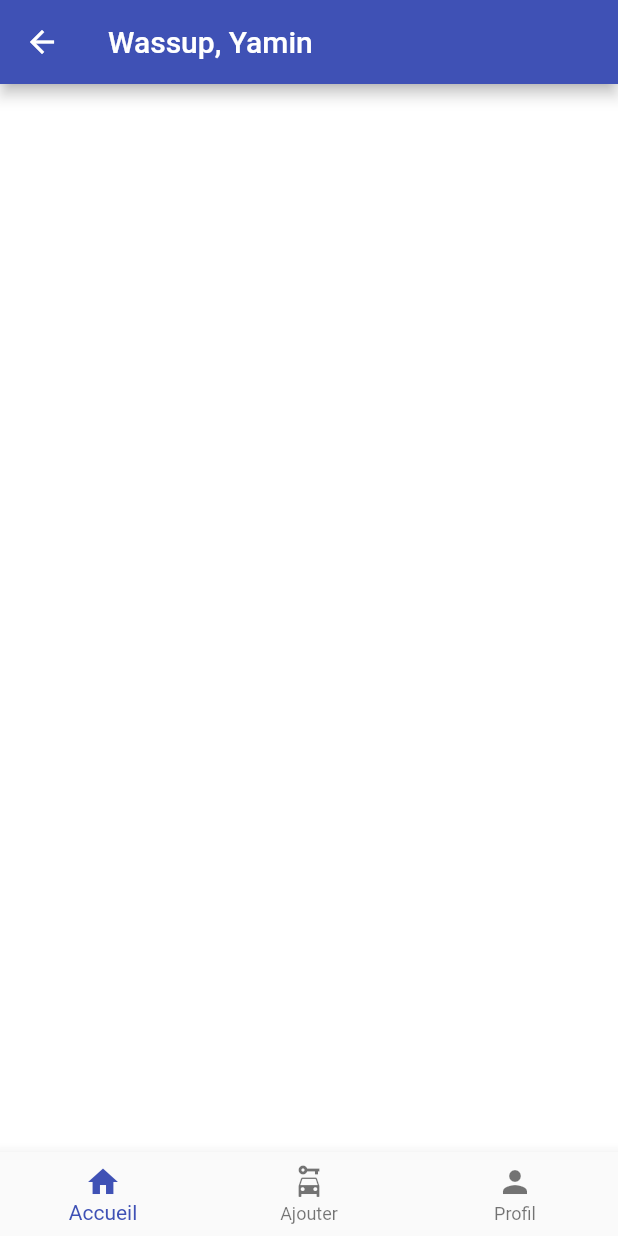
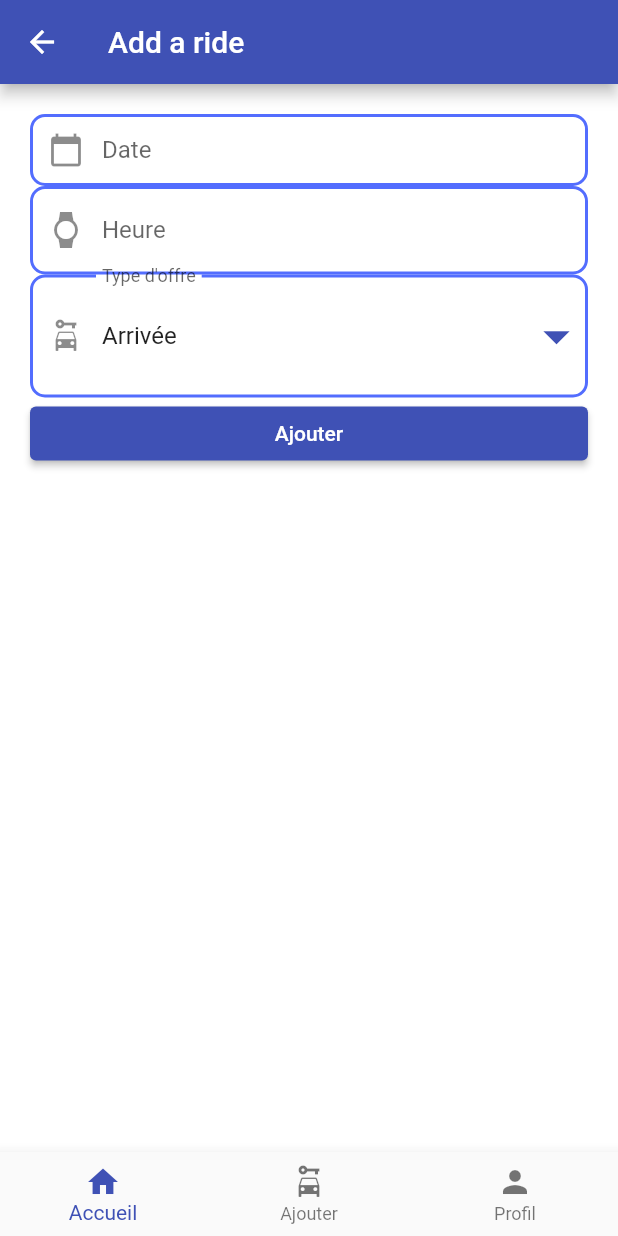
Before and after one commit to AmmarSultan1443/flutter_covoiturage, a Flutter app: the Ajout screen opened directly, on a phone screen of 412 x 824 dp. Run offline on Flutter 3.47's test engine with Material 2 defaults, Android fonts, the phone set to English and light mode, and no system bars; our stand-ins replace fluttertoast, page_transition; missing offline and left inert: flutter_toastr, mysql1.

Commit message:
Ajout du formulaire d'ajout de course et modification transition entre les pages

```diff
--- a/lib/ajouter.dart
+++ b/lib/ajouter.dart
@@ -1,4 +1,6 @@
+import 'package:flutter/cupertino.dart';
 import 'package:flutter/material.dart';
+import 'package:page_transition/page_transition.dart';
 import 'package:covoiturage_vavite/menu.dart';
 
 class Ajout extends StatefulWidget {
@@ -7,6 +9,20 @@ class Ajout extends StatefulWidget {
 
 class AjoutState extends State<Ajout> {
   int _selectedIndex = 0;
+  String _dropdownValue = 'Arrivée';
+  DateTime date = DateTime.now();
+
+  TextEditingController dateController = TextEditingController();
+  TextEditingController heureController = TextEditingController();
+  TextEditingController offreController = TextEditingController();
+
+  void dropDownCallBack(String? selectedValue) {
+    if (selectedValue is String) {
+      setState(() {
+        _dropdownValue = selectedValue;
+      });
+    }
+  }
 
   void _onItemTapped(int index) {
     setState(() {
@@ -14,10 +30,20 @@ class AjoutState extends State<Ajout> {
       print(index);
       if (index == 0) {
         Navigator.push(
-            context, MaterialPageRoute(builder: (context) => Menu()));
+          context,
+          PageTransition(
+              type: PageTransitionType.fade,
+              child:
+                  Menu()), /*MaterialPageRoute(builder: (context) => Menu())*/
+        );
       } else if (index == 2) {
         Navigator.push(
-            context, MaterialPageRoute(builder: (context) => Menu()));
+          context,
+          PageTransition(
+              type: PageTransitionType.fade,
+              child:
+                  Menu()), /*MaterialPageRoute(builder: (context) => Menu())*/
+        );
       }
     });
   }
@@ -26,7 +52,7 @@ class AjoutState extends State<Ajout> {
   Widget build(BuildContext context) {
     return Scaffold(
         appBar: AppBar(
-        title: Text('Wassup, Yamin'),
+          title: Text('Add a ride'),
         ),
         bottomNavigationBar: BottomNavigationBar(
           items: const <BottomNavigationBarItem>[
@@ -46,6 +72,96 @@ class AjoutState extends State<Ajout> {
           currentIndex: _selectedIndex, //New
           onTap: _onItemTapped, //New
         ),
-    );
+        body: Center(
+          child: Form(
+              child: ListView(
+            padding: EdgeInsets.only(
+                left: 20.0, bottom: 20.0, right: 20.0, top: 20.0),
+            children: <Widget>[
+              //buildDatePicker(),
+              TextField(
+                controller: dateController,
+                keyboardType: TextInputType.datetime,
+                decoration: InputDecoration(
+                    contentPadding: EdgeInsets.only(bottom: 20.0),
+                    labelText: 'Date',
+                    prefixIcon: Icon(Icons.calendar_today),
+                    focusedBorder: OutlineInputBorder(
+                        borderRadius: BorderRadius.all(Radius.circular(20.0)),
+                        borderSide:
+                            BorderSide(color: Colors.blueAccent, width: 2.0)),
+                    enabledBorder: OutlineInputBorder(
+                        borderRadius: BorderRadius.all(Radius.circular(10.0)),
+                        borderSide: BorderSide(
+                            color: Colors.indigoAccent, width: 2.0))),
+              ),
+              TextFormField(
+                controller: heureController,
+                keyboardType: TextInputType.datetime,
+                decoration: InputDecoration(
+                    labelText: 'Heure',
+                    prefixIcon: Icon(Icons.watch),
+                    focusedBorder: OutlineInputBorder(
+                        borderRadius: BorderRadius.all(Radius.circular(20.0)),
+                        borderSide:
+                            BorderSide(color: Colors.blueAccent, width: 2.0)),
+                    enabledBorder: OutlineInputBorder(
+                        borderRadius: BorderRadius.all(Radius.circular(10.0)),
+                        borderSide: BorderSide(
+                            color: Colors.indigoAccent, width: 2.0))),
+              ),
+              DropdownButtonFormField(
+                decoration: InputDecoration(
+                    labelText: 'Type d\'offre',
+                    prefixIcon: Icon(Icons.car_rental),
+                    focusedBorder: OutlineInputBorder(
+                        borderRadius: BorderRadius.all(Radius.circular(20.0)),
+                        borderSide:
+                            BorderSide(color: Colors.blueAccent, width: 2.0)),
+                    enabledBorder: OutlineInputBorder(
+                        borderRadius: BorderRadius.all(Radius.circular(10.0)),
+                        borderSide: BorderSide(
+                            color: Colors.indigoAccent, width: 2.0))),
+                items: const [
+                  DropdownMenuItem(
+                    child: Text('Arrivée'),
+                    value: "Arrivée",
+                  ),
+                  DropdownMenuItem(child: Text('Départ'), value: "Départ")
+                ],
+                value: _dropdownValue,
+                onChanged: dropDownCallBack,
+                iconSize: 42.0,
+                //borderRadius: BorderRadius.all(Radius.circular(20.0)),
+                iconEnabledColor: Colors.indigo,
+                isExpanded: true,
+              ),
+              /*TextFormField(
+                decoration: InputDecoration(
+                    labelText: 'Type d\'offre',
+                    hintText: 'Départ / Arrivée',
+                    focusedBorder: OutlineInputBorder(
+                        borderRadius: BorderRadius.all(Radius.circular(20.0)),
+                        borderSide:
+                            BorderSide(color: Colors.blueAccent, width: 2.0)),
+                    enabledBorder: OutlineInputBorder(
+                        borderRadius: BorderRadius.all(Radius.circular(10.0)),
+                        borderSide: BorderSide(
+                            color: Colors.indigoAccent, width: 2.0))),
+              ),*/
+              ElevatedButton(
+                onPressed: () {},
+                child: Text("Ajouter"),
+              )
+            ],
+          )),
+        ));
   }
+
+  Widget buildDatePicker() => CupertinoDatePicker(
+      initialDateTime: date,
+      mode: CupertinoDatePickerMode.date,
+      onDateTimeChanged: (date) => setState(() {
+            this.date = date;
+          }));
 }
--- a/lib/menu.dart
+++ b/lib/menu.dart
@@ -1,6 +1,7 @@
 import 'dart:convert';
 import 'package:covoiturage_vavite/ajouter.dart';
 import 'package:flutter/material.dart';
+import 'package:page_transition/page_transition.dart';
 import 'package:http/http.dart' as http;
 
 class Menu extends StatefulWidget {
@@ -26,10 +27,20 @@ class MenuState extends State<Menu> {
       print(index);
       if (index == 1) {
         Navigator.push(
-            context, MaterialPageRoute(builder: (context) => Ajout()));
+          context,
+          PageTransition(
+              type: PageTransitionType.fade,
+              child:
+                  Ajout()), /*MaterialPageRoute(builder: (context) => Ajout())*/
+        );
       } else if (index == 2) {
         Navigator.push(
-            context, MaterialPageRoute(builder: (context) => Menu()));
+          context,
+          PageTransition(
+              type: PageTransitionType.fade,
+              child:
+                  Menu()), /*MaterialPageRoute(builder: (context) => Menu())*/
+        );
       }
     });
   }
--- a/pubspec.yaml
+++ b/pubspec.yaml
@@ -34,6 +34,7 @@ dependencies:
   fluttertoast: ^8.0.9
   snapshot: ^0.2.5
   space: ^0.0.1
+  page_transition: "^2.0.5"
 
   # The following adds the Cupertino Icons font to your application.
   # Use with the CupertinoIcons class for iOS style icons.
```
Also changed, not shown: pubspec.lock. Lines whose indentation alone changed are shown as unchanged.
